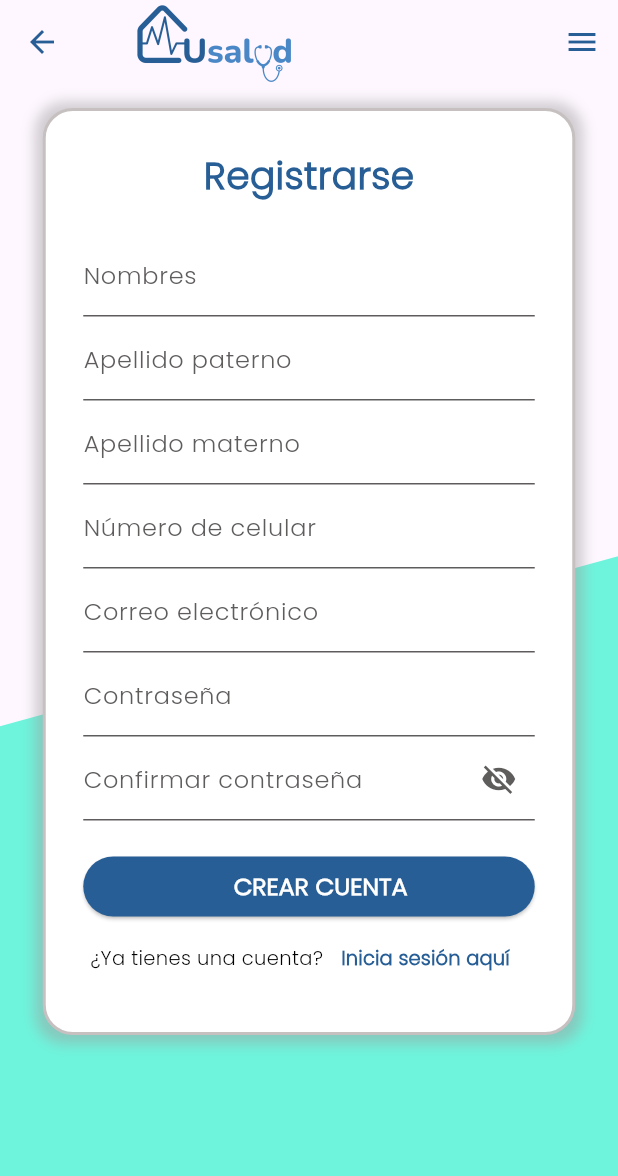
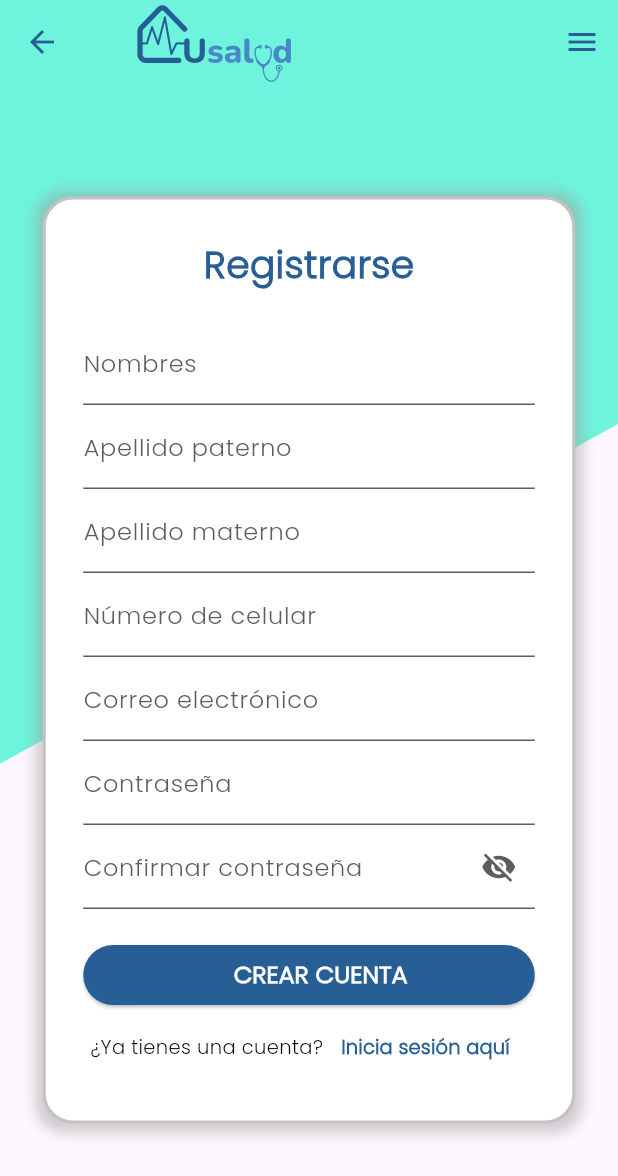
Before and after one commit to Joel200405/App_USalud, a Flutter app: the screen it shows after launch, after a tap on the "visibility off" icon, after a tap on "Regístrate", on a phone screen of 412 x 824 dp. Shown: the top 1176 px of the screen. Run offline on Flutter 3.47's test engine with Material 3 defaults, Android fonts, the light colour scheme and no system bars; network calls fail.

Commit message:
Se mejoro la navegación

```diff
--- a/lib/screens/login_screen.dart
+++ b/lib/screens/login_screen.dart
@@ -21,6 +21,7 @@ class _LoginScreenState extends State<LoginScreen> {
   Widget build(BuildContext context) {
     return Scaffold(
       appBar: AppBar(
+        backgroundColor: const Color.fromRGBO(110, 244, 220, 1), // Color del encabezado
         leading: IconButton(
           icon: const Icon(
             Icons.arrow_back,
@@ -33,7 +34,7 @@ class _LoginScreenState extends State<LoginScreen> {
         title: const Text(
           'Inicio de sesión',
           style: TextStyle(
-            color: AppColors.primary,
+            color: AppColors.primary, // Mantener color del texto
             fontFamily: 'Poppins',
             fontWeight: FontWeight.bold,
           ),
@@ -51,24 +52,20 @@ class _LoginScreenState extends State<LoginScreen> {
       resizeToAvoidBottomInset: true,
       body: GestureDetector(
         onTap: () {
-          FocusScope.of(context).unfocus();
+          FocusScope.of(context).unfocus(); // Ocultar el teclado al hacer tap en cualquier lugar
         },
         child: Stack(
           children: [
-            Align(
-              alignment: Alignment.bottomCenter,
-              child: CustomPaint(
-                size: Size(
-                  MediaQuery.of(context).size.width,
-                  MediaQuery.of(context).size.height * 0.55,
-                ),
-                painter: TrapezoidPainter(),
-              ),
+            // Dibuja el trapezoide en la parte superior
+            CustomPaint(
+              size: Size(MediaQuery.of(context).size.width, MediaQuery.of(context).size.height * 0.5),
+              painter: TrapezoidPainter(),
             ),
-            SingleChildScrollView(
-              child: Padding(
-                padding: const EdgeInsets.all(16.0),
-                child: Center(
+            // Centrar el contenedor de forma dinámica y evitar que se vea afectado por el teclado
+            Center(
+              child: SingleChildScrollView(
+                child: Padding(
+                  padding: const EdgeInsets.symmetric(horizontal: 20.0),
                   child: _buildLoginForm(context),
                 ),
               ),
@@ -229,14 +226,12 @@ class _LoginScreenState extends State<LoginScreen> {
         String correo = _emailController.text.trim();
         String contrasena = _passwordController.text.trim();
 
-        // Lógica para iniciar sesión
         if (correo.isNotEmpty && contrasena.isNotEmpty) {
           var result = await _apiService.loginUser(correo: correo, contrasena: contrasena);
           if (result['error'] == true) {
             _showSnackbar(result['message']);
           } else {
             _showSnackbar("Inicio de sesión exitoso");
-            // Navegación a otra pantalla después de inicio de sesión
             Navigator.pushReplacementNamed(context, '/home');
           }
         } else {
@@ -303,10 +298,10 @@ class _LoginScreenState extends State<LoginScreen> {
           child: const Text(
             "Regístrate",
             style: TextStyle(
-              color: AppColors.primary,
-              fontWeight: FontWeight.bold,
               fontFamily: 'Poppins',
               fontSize: 13,
+              fontWeight: FontWeight.bold,
+              color: AppColors.primary,
             ),
           ),
         ),
--- a/lib/screens/register_screen.dart
+++ b/lib/screens/register_screen.dart
@@ -27,20 +27,9 @@ class _RegisterScreenState extends State<RegisterScreen> {
 
   @override
   Widget build(BuildContext context) {
-    return MaterialApp(
-      theme: ThemeData(
-        textSelectionTheme: TextSelectionThemeData(
-          cursorColor: focusedUnderlineColor,
-          selectionColor: focusedUnderlineColor.withOpacity(0.3),
-          selectionHandleColor: focusedUnderlineColor,
-        ),
-      ),
-      home: GestureDetector(
-        onTap: () {
-          FocusScope.of(context).unfocus();
-        },
-        child: Scaffold(
+    return Scaffold(
       appBar: AppBar(
+        backgroundColor: const Color.fromRGBO(110, 244, 220, 1), // Color del encabezado
         leading: IconButton(
           icon: const Icon(
             Icons.arrow_back,
@@ -67,18 +56,20 @@ class _RegisterScreenState extends State<RegisterScreen> {
         ],
       ),
       resizeToAvoidBottomInset: true,
-          body: Stack(
+      body: GestureDetector(
+        onTap: () {
+          FocusScope.of(context).unfocus(); // Ocultar el teclado al hacer tap en cualquier lugar
+        },
+        child: Stack(
           children: [
-              Align(
-                alignment: Alignment.bottomCenter,
-                child: CustomPaint(
-                  size: Size(MediaQuery.of(context).size.width,
-                      MediaQuery.of(context).size.height * 0.55),
+            // Dibuja el trapezoide en la parte superior
+            CustomPaint(
+              size: Size(MediaQuery.of(context).size.width, MediaQuery.of(context).size.height * 0.55),
               painter: TrapezoidPainter(),
             ),
-              ),
-              SingleChildScrollView(
-                child: Center(
+            // Centrar el contenedor de forma dinámica y evitar que se vea afectado por el teclado
+            Center(
+              child: SingleChildScrollView(
                 child: Padding(
                   padding: const EdgeInsets.all(16.0),
                   child: Container(
@@ -115,34 +106,25 @@ class _RegisterScreenState extends State<RegisterScreen> {
                         ),
                         const SizedBox(height: 20),
                         _buildTextField('Nombres', _nombreController),
-                          _buildTextField(
-                              'Apellido paterno', _apellidoPaternoController),
-                          _buildTextField(
-                              'Apellido materno', _apellidoMaternoController),
-                          _buildTextField(
-                              'Número de celular', _telefonoController),
-                          _buildTextField(
-                              'Correo electrónico', _correoController),
-                          _buildPasswordField(
-                              'Contraseña', _passwordController),
+                        _buildTextField('Apellido paterno', _apellidoPaternoController),
+                        _buildTextField('Apellido materno', _apellidoMaternoController),
+                        _buildTextField('Número de celular', _telefonoController),
+                        _buildTextField('Correo electrónico', _correoController),
+                        _buildPasswordField('Contraseña', _passwordController),
                         _buildConfirmPasswordField(),
                         const SizedBox(height: 20),
                         ElevatedButton(
                           onPressed: () async {
                             String nombre = _nombreController.text;
-                              String apellidoPaterno =
-                                  _apellidoPaternoController.text;
-                              String apellidoMaterno =
-                                  _apellidoMaternoController.text;
+                            String apellidoPaterno = _apellidoPaternoController.text;
+                            String apellidoMaterno = _apellidoMaternoController.text;
                             String telefono = _telefonoController.text;
                             String correo = _correoController.text;
                             String contrasena = _passwordController.text;
 
                             // Validación de contraseñas
-                              if (_passwordController.text !=
-                                  _confirmPasswordController.text) {
-                                _showDialog('Notificación de Alerta',
-                                    'Las contraseñas no coinciden.');
+                            if (_passwordController.text != _confirmPasswordController.text) {
+                              _showDialog('Notificación de Alerta', 'Las contraseñas no coinciden.');
                               return;
                             }
 
@@ -157,11 +139,9 @@ class _RegisterScreenState extends State<RegisterScreen> {
                             );
 
                             if (success) {
-                                _showDialog('Notificación de Éxito',
-                                    'Usuario registrado correctamente.');
+                              _showDialog('Notificación de Éxito', 'Usuario registrado correctamente.');
                             } else {
-                                _showDialog('Notificación de Alerta',
-                                    'No se pudo crear el usuario, puede que ya exista.');
+                              _showDialog('Notificación de Alerta', 'No se pudo crear el usuario, puede que ya exista.');
                             }
                           },
                           style: ElevatedButton.styleFrom(
@@ -214,7 +194,6 @@ class _RegisterScreenState extends State<RegisterScreen> {
               ),
             ),
           ],
-          ),
         ),
       ),
     );
--- a/lib/screens/reset_password_screen.dart
+++ b/lib/screens/reset_password_screen.dart
@@ -9,6 +9,7 @@ class ResetPasswordScreen extends StatelessWidget {
   Widget build(BuildContext context) {
     return Scaffold(
       appBar: AppBar(
+        backgroundColor: const Color.fromRGBO(110, 244, 220, 1),
         leading: IconButton(
           icon: const Icon(
             Icons.arrow_back,
@@ -39,25 +40,23 @@ class ResetPasswordScreen extends StatelessWidget {
       resizeToAvoidBottomInset: true,
       body: GestureDetector(
         onTap: () {
-          FocusScope.of(context).unfocus();
+          FocusScope.of(context).unfocus(); // Ocultar el teclado al hacer tap en cualquier lugar
         },
         child: Stack(
           children: [
-            Align(
-              alignment: Alignment.bottomCenter,
-              child: CustomPaint(
-                size: Size(
-                  MediaQuery.of(context).size.width,
-                  MediaQuery.of(context).size.height * 0.55,
-                ),
-                painter: TrapezoidPainter(), // Asegúrate de tener TrapezoidPainter importado
+            // Dibuja el trapezoide en la parte superior
+            CustomPaint(
+              size: Size(
+                MediaQuery.of(context).size.width,
+                MediaQuery.of(context).size.height * 0.5,
               ),
+              painter: TrapezoidPainter(), // Asegúrate de tener TrapezoidPainter importado
             ),
-            // Ajustar el contenedor para estar centrado
+            // Centrar el contenedor de forma dinámica y evitar que se vea afectado por el teclado
             Center(
               child: SingleChildScrollView(
                 child: Padding(
-                  padding: const EdgeInsets.all(16.0),
+                  padding: const EdgeInsets.symmetric(horizontal: 20.0),
                   child: _buildResetPasswordForm(context),
                 ),
               ),
--- a/lib/screens/trapezoid_painter.dart
+++ b/lib/screens/trapezoid_painter.dart
@@ -9,14 +9,12 @@ class TrapezoidPainter extends CustomPainter {
       ..style = PaintingStyle.fill;
     final Path path = Path();
 
-    // Puntos del trapezoide
-    path.moveTo(0, size.height);
-    path.lineTo(size.width, size.height);
-    path.lineTo(
-        size.width * 1, size.height * 0);
-    path.lineTo(size.width * 0,
-        size.height * 0.25);
-    path.close();
+    // Nuevo diseño para que el trapezoide comience desde la parte superior
+    path.moveTo(0, 0);  // Inicia desde la esquina superior izquierda
+    path.lineTo(size.width, 0);  // Lado superior derecho
+    path.lineTo(size.width, size.height * 0.5); // Lado inferior derecho (25% de la altura)
+    path.lineTo(0, size.height * 1); // Lado inferior izquierdo (50% de la altura)
+    path.close(); // Cierra el path
 
     canvas.drawPath(path, paint);
   }
```
Lines whose indentation alone changed are shown as unchanged.
